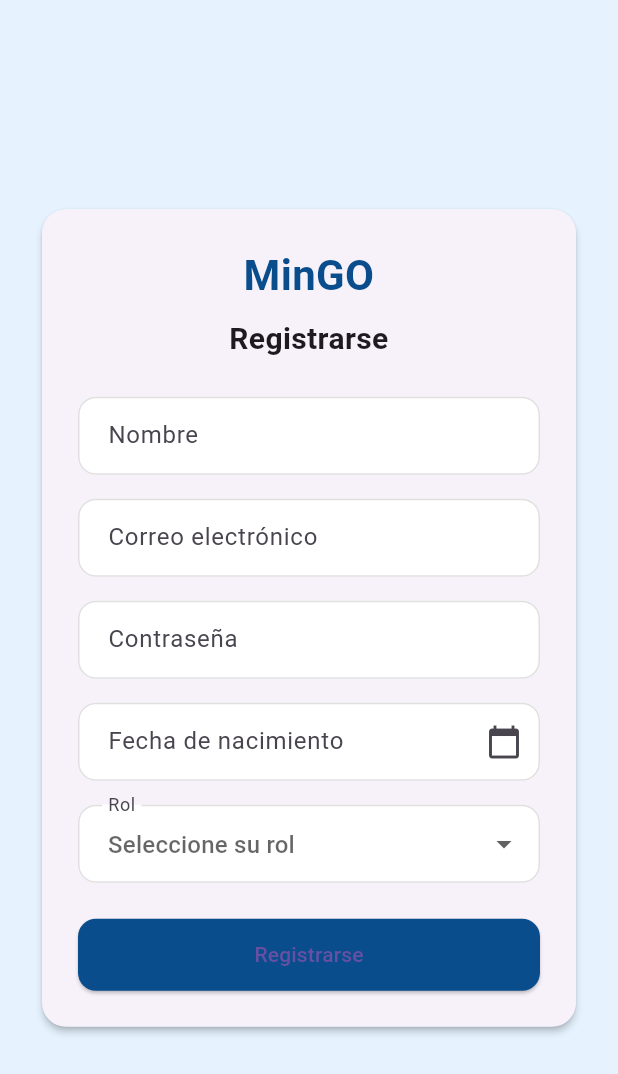
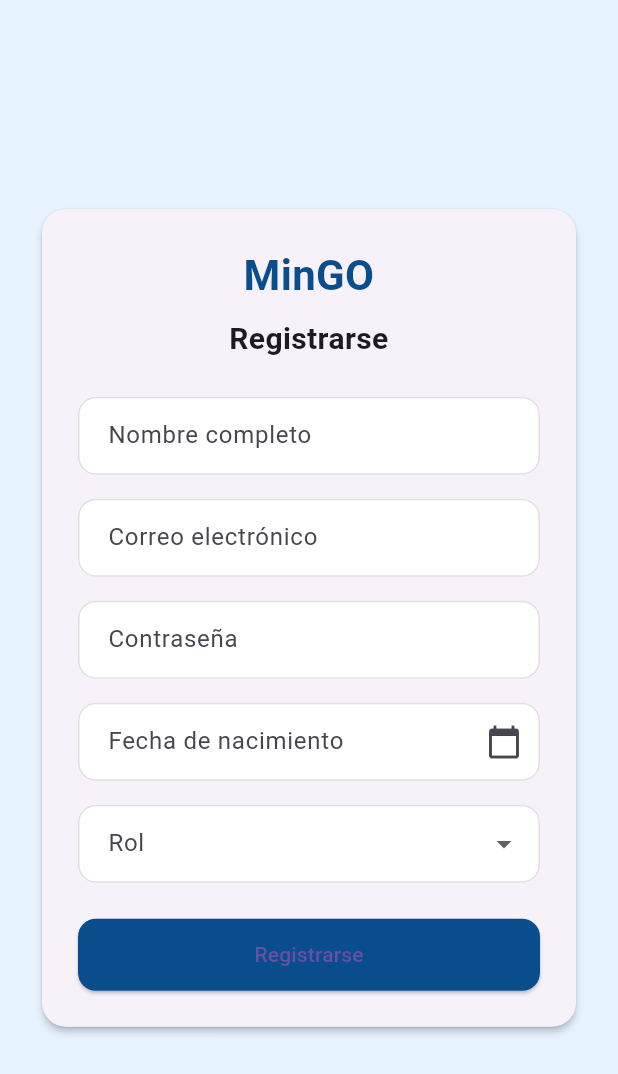
Before and after one commit to MatSosa1/MinGO_mobile_app, a Flutter app: the screen it shows after launch, after a tap on "Iniciar Sesión", after a tap on "¿No tienes cuenta? Registrarse", on a phone screen of 412 x 824 dp. Shown: the top 1074 px of the screen. Run offline on Flutter 3.47's test engine with Material 3 defaults, Android fonts, the phone set to English and light mode, and no system bars; accounts and stored records are empty.

Commit message:
fix(ui): integrar AuthProvider y corregir roles/campos en formularios

```diff
--- a/lib/main.dart
+++ b/lib/main.dart
@@ -1,9 +1,39 @@
 import 'package:flutter/material.dart';
-import 'pages/login_page.dart';
-import 'pages/register_page.dart';
+import 'package:mingo/src/presentation/pages/login_page.dart';
+import 'package:mingo/src/presentation/pages/register_page.dart';
+import 'package:provider/provider.dart';
+import 'src/data/datasources/api_datasource.dart';
+import 'src/data/repositories/user_repository_impl.dart';
+import 'src/domain/usecases/auth_usecases.dart';
+import 'src/presentation/providers/auth_provider.dart';
+
 
 void main() {
-  runApp(MyApp());
+  runApp(const AppState());
+}
+
+class AppState extends StatelessWidget {
+  const AppState({super.key});
+
+  @override
+  Widget build(BuildContext context) {
+    final apiDatasource = APIDatasource();
+    final userRepository = UserRepositoryImpl(datasource: apiDatasource);
+    final loginUseCase = LoginUserUseCase(userRepository);
+    final registerUseCase = RegisterUserUseCase(userRepository);
+
+    return MultiProvider(
+      providers: [
+        ChangeNotifierProvider(
+          create: (_) => AuthProvider(
+            loginUseCase: loginUseCase,
+            registerUseCase: registerUseCase
+          ),
+        ),
+      ],
+      child: const MyApp(),
+    );
+  }
 }
 
 class MyApp extends StatelessWidget {
@@ -13,10 +43,11 @@ class MyApp extends StatelessWidget {
   Widget build(BuildContext context) {
     return MaterialApp(
       debugShowCheckedModeBanner: false,
+      title: 'MinGO',
       initialRoute: '/login',
       routes: {
-        '/login': (_) => LoginPage(),
-        '/register': (_) => RegisterPage(),
+        '/login': (_) => const LoginPage(),
+        '/register': (_) => const RegisterPage(),
       },
     );
   }
--- /dev/null
+++ b/lib/src/presentation/pages/login_page.dart
@@ -0,0 +1,168 @@
+import 'package:flutter/material.dart';
+import 'package:mingo/src/presentation/providers/auth_provider.dart';
+import 'package:provider/provider.dart';
+
+class LoginPage extends StatefulWidget {
+  const LoginPage({super.key});
+
+  @override
+  State<LoginPage> createState() => _LoginPageState();
+}
+
+class _LoginPageState extends State<LoginPage> {
+  final _formKey = GlobalKey<FormState>();
+  final _emailCtrl = TextEditingController();
+  final _passwordCtrl = TextEditingController();
+
+  @override
+  void dispose() {
+    _emailCtrl.dispose();
+    _passwordCtrl.dispose();
+    super.dispose();
+  }
+
+  void _submit() async {
+    if (!(_formKey.currentState?.validate() ?? false)) return;
+
+    final authProvider = Provider.of<AuthProvider>(context, listen: false);
+
+    final success = await authProvider.login(
+      _emailCtrl.text.trim(),
+      _passwordCtrl.text,
+    );
+
+    if (!mounted) return;
+
+    if (success) {
+      ScaffoldMessenger.of(context).showSnackBar(
+        SnackBar(content: Text('Bienvenido ${authProvider.currentUser?.name}')),
+      );
+      // Aquí iría la navegación: Navigator.pushReplacementNamed(context, '/home');
+    } else {
+      ScaffoldMessenger.of(context).showSnackBar(
+        SnackBar(
+          content: Text(authProvider.errorMessage ?? 'Error desconocido'),
+          backgroundColor: Colors.red,
+        ),
+      );
+    }
+  }
+
+  InputDecoration _decor(String label, {String? hint, Widget? suffixIcon}) {
+    return InputDecoration(
+      labelText: label,
+      hintText: hint,
+      filled: true,
+      fillColor: Colors.white,
+      contentPadding: const EdgeInsets.symmetric(horizontal: 16, vertical: 14),
+      border: OutlineInputBorder(borderRadius: BorderRadius.circular(12)),
+      enabledBorder: OutlineInputBorder(
+        borderRadius: BorderRadius.circular(12),
+        borderSide: const BorderSide(color: Color(0xFFE0E0E0)),
+      ),
+      suffixIcon: suffixIcon,
+    );
+  }
+
+  @override
+  Widget build(BuildContext context) {
+    final isLoading = context.watch<AuthProvider>().isLoading;
+
+    return Scaffold(
+      backgroundColor: const Color(0xFFE6F3FF),
+      body: SafeArea(
+        child: Center(
+          child: SingleChildScrollView(
+            padding: const EdgeInsets.all(24),
+            child: ConstrainedBox(
+              constraints: const BoxConstraints(maxWidth: 480),
+              child: Card(
+                elevation: 2,
+                shape: RoundedRectangleBorder(
+                  borderRadius: BorderRadius.circular(16),
+                ),
+                child: Padding(
+                  padding: const EdgeInsets.all(24),
+                  child: Form(
+                    key: _formKey,
+                    child: Column(
+                      crossAxisAlignment: CrossAxisAlignment.stretch,
+                      children: [
+                        const Text(
+                          'MinGO',
+                          textAlign: TextAlign.center,
+                          style: TextStyle(
+                            fontSize: 28,
+                            fontWeight: FontWeight.bold,
+                            color: Color(0xFF0A4D8C),
+                          ),
+                        ),
+                        const SizedBox(height: 8),
+                        const Text(
+                          'Iniciar Sesión',
+                          textAlign: TextAlign.center,
+                          style: TextStyle(
+                            fontSize: 20,
+                            fontWeight: FontWeight.w600,
+                          ),
+                        ),
+                        const SizedBox(height: 24),
+
+                        TextFormField(
+                          controller: _emailCtrl,
+                          keyboardType: TextInputType.emailAddress,
+                          textInputAction: TextInputAction.next,
+                          decoration: _decor('Correo electrónico', hint: 'ejemplo@correo.com'),
+                          validator: (v) {
+                            if (v == null || v.isEmpty) return 'El correo es obligatorio';
+                            if (!v.contains('@')) return 'Ingrese un correo válido';
+                            return null;
+                          },
+                        ),
+                        const SizedBox(height: 16),
+
+                        TextFormField(
+                          controller: _passwordCtrl,
+                          obscureText: true,
+                          textInputAction: TextInputAction.done,
+                          decoration: _decor('Contraseña', hint: 'Ingrese su contraseña'),
+                          validator: (v) {
+                            if (v == null || v.isEmpty) return 'La contraseña es obligatoria';
+                            return null;
+                          },
+                        ),
+                        const SizedBox(height: 24),
+
+                        SizedBox(
+                          height: 48,
+                          child: ElevatedButton(
+                            onPressed: isLoading ? null : _submit,
+                            style: ElevatedButton.styleFrom(
+                              backgroundColor: const Color(0xFF0A4D8C),
+                              shape: RoundedRectangleBorder(
+                                borderRadius: BorderRadius.circular(12),
+                              ),
+                            ),
+                            child: isLoading
+                                ? const SizedBox(width: 24, height: 24, child: CircularProgressIndicator(color: Colors.white, strokeWidth: 2))
+                                : const Text('Iniciar Sesión'),
+                          ),
+                        ),
+
+                        const SizedBox(height: 16),
+                        TextButton(
+                          onPressed: () => Navigator.pushNamed(context, '/register'),
+                          child: const Text('¿No tienes cuenta? Registrarse'),
+                        ),
+                      ],
+                    ),
+                  ),
+                ),
+              ),
+            ),
+          ),
+        ),
+      ),
+    );
+  }
+}
--- /dev/null
+++ b/lib/src/presentation/pages/register_page.dart
@@ -0,0 +1,228 @@
+import 'package:flutter/material.dart';
+import 'package:intl/intl.dart';
+import 'package:mingo/src/data/models/user_model.dart';
+import 'package:mingo/src/presentation/providers/auth_provider.dart';
+import 'package:provider/provider.dart';
+
+class RegisterPage extends StatefulWidget {
+  const RegisterPage({super.key});
+
+  @override
+  State<RegisterPage> createState() => _RegisterPageState();
+}
+
+class _RegisterPageState extends State<RegisterPage> {
+  final _formKey = GlobalKey<FormState>();
+
+  final _nameCtrl = TextEditingController();
+  final _emailCtrl = TextEditingController();
+  final _passwordCtrl = TextEditingController();
+  final _dobCtrl = TextEditingController();
+
+  String? _role;
+  DateTime? _dob;
+
+  final _roles = const ['Padre', 'Docente'];
+
+  @override
+  void dispose() {
+    _nameCtrl.dispose();
+    _emailCtrl.dispose();
+    _passwordCtrl.dispose();
+    _dobCtrl.dispose();
+    super.dispose();
+  }
+
+  Future<void> _pickDate() async {
+    final now = DateTime.now();
+    final initial = _dob ?? DateTime(now.year - 18, now.month, now.day);
+    final first = DateTime(1900);
+    final last = now;
+
+    final picked = await showDatePicker(
+      context: context,
+      initialDate: initial,
+      firstDate: first,
+      lastDate: last,
+      locale: const Locale('es'),
+      helpText: 'Fecha de nacimiento',
+    );
+
+    if (picked != null) {
+      setState(() {
+        _dob = picked;
+        _dobCtrl.text = DateFormat('dd/MM/yyyy').format(picked);
+      });
+    }
+  }
+
+  void _submit() async {
+    if (!(_formKey.currentState?.validate() ?? false)) return;
+    if (_dob == null) {
+      ScaffoldMessenger.of(context).showSnackBar(
+        const SnackBar(content: Text('Por favor seleccione su fecha de nacimiento')),
+      );
+      return;
+    }
+
+    final newUser = UserModel(
+      name: _nameCtrl.text.trim(),
+      email: _emailCtrl.text.trim(),
+      password: _passwordCtrl.text,
+      birthDate: _dob!,
+      role: _role!,
+    );
+
+    final authProvider = Provider.of<AuthProvider>(context, listen: false);
+    final success = await authProvider.register(newUser);
+
+    if (!mounted) return;
+
+    if (success) {
+      ScaffoldMessenger.of(context).showSnackBar(
+        const SnackBar(content: Text('Registro exitoso. Puede iniciar sesión.')),
+      );
+      Navigator.pop(context);
+    } else {
+      ScaffoldMessenger.of(context).showSnackBar(
+        SnackBar(
+          content: Text(authProvider.errorMessage ?? 'Error en el registro'),
+          backgroundColor: Colors.red,
+        ),
+      );
+    }
+  }
+
+  InputDecoration _decor(String label, {String? hint, Widget? suffixIcon}) {
+    return InputDecoration(
+      labelText: label,
+      hintText: hint,
+      filled: true,
+      fillColor: Colors.white,
+      contentPadding: const EdgeInsets.symmetric(horizontal: 16, vertical: 14),
+      border: OutlineInputBorder(borderRadius: BorderRadius.circular(12)),
+      enabledBorder: OutlineInputBorder(
+        borderRadius: BorderRadius.circular(12),
+        borderSide: const BorderSide(color: Color(0xFFE0E0E0)),
+      ),
+      suffixIcon: suffixIcon,
+    );
+  }
+
+  @override
+  Widget build(BuildContext context) {
+    final isLoading = context.watch<AuthProvider>().isLoading;
+
+    return Scaffold(
+      backgroundColor: const Color(0xFFE6F3FF),
+      body: SafeArea(
+        child: Center(
+          child: SingleChildScrollView(
+            padding: const EdgeInsets.all(24),
+            child: ConstrainedBox(
+              constraints: const BoxConstraints(maxWidth: 480),
+              child: Card(
+                elevation: 2,
+                shape: RoundedRectangleBorder(borderRadius: BorderRadius.circular(16)),
+                child: Padding(
+                  padding: const EdgeInsets.all(24),
+                  child: Form(
+                    key: _formKey,
+                    child: Column(
+                      crossAxisAlignment: CrossAxisAlignment.stretch,
+                      children: [
+                        const Text(
+                          'MinGO',
+                          textAlign: TextAlign.center,
+                          style: TextStyle(fontSize: 28, fontWeight: FontWeight.bold, color: Color(0xFF0A4D8C)),
+                        ),
+                        const SizedBox(height: 8),
+                        const Text(
+                          'Registrarse',
+                          textAlign: TextAlign.center,
+                          style: TextStyle(fontSize: 20, fontWeight: FontWeight.w600),
+                        ),
+                        const SizedBox(height: 24),
+
+                        // Campo Nombre
+                        TextFormField(
+                          controller: _nameCtrl,
+                          textInputAction: TextInputAction.next,
+                          decoration: _decor('Nombre completo'),
+                          validator: (v) => (v?.trim().isEmpty ?? true) ? 'El nombre es obligatorio' : null,
+                        ),
+                        const SizedBox(height: 16),
+
+                        TextFormField(
+                          controller: _emailCtrl,
+                          keyboardType: TextInputType.emailAddress,
+                          textInputAction: TextInputAction.next,
+                          decoration: _decor('Correo electrónico'),
+                          validator: (v) {
+                            if (v?.trim().isEmpty ?? true) return 'El correo es obligatorio';
+                            if (!v!.contains('@')) return 'Correo inválido';
+                            return null;
+                          },
+                        ),
+                        const SizedBox(height: 16),
+
+                        TextFormField(
+                          controller: _passwordCtrl,
+                          obscureText: true,
+                          textInputAction: TextInputAction.next,
+                          decoration: _decor('Contraseña'),
+                          validator: (v) {
+                            if (v?.isEmpty ?? true) return 'La contraseña es obligatoria';
+                            if (v!.length < 8) return 'Mínimo 8 caracteres';
+                            return null;
+                          },
+                        ),
+                        const SizedBox(height: 16),
+
+                        GestureDetector(
+                          onTap: _pickDate,
+                          child: AbsorbPointer(
+                            child: TextFormField(
+                              controller: _dobCtrl,
+                              decoration: _decor('Fecha de nacimiento', suffixIcon: const Icon(Icons.calendar_today)),
+                              validator: (_) => _dob == null ? 'Obligatorio' : null,
+                            ),
+                          ),
+                        ),
+                        const SizedBox(height: 16),
+
+                        // Campo Rol [RF1]
+                        DropdownButtonFormField<String>(
+                          initialValue: _role,
+                          items: _roles.map((r) => DropdownMenuItem(value: r, child: Text(r))).toList(),
+                          decoration: _decor('Rol'),
+                          onChanged: (v) => setState(() => _role = v),
+                          validator: (v) => v == null ? 'Seleccione un rol' : null,
+                        ),
+                        const SizedBox(height: 24),
+
+                        SizedBox(
+                          height: 48,
+                          child: ElevatedButton(
+                            onPressed: isLoading ? null : _submit,
+                            style: ElevatedButton.styleFrom(
+                              backgroundColor: const Color(0xFF0A4D8C),
+                              shape: RoundedRectangleBorder(borderRadius: BorderRadius.circular(12)),
+                            ),
+                            child: isLoading
+                                ? const SizedBox(width: 24, height: 24, child: CircularProgressIndicator(color: Colors.white, strokeWidth: 2))
+                                : const Text('Registrarse'),
+                          ),
+                        ),
+                      ],
+                    ),
+                  ),
+                ),
+              ),
+            ),
+          ),
+        ),
+      ),
+    );
+  }
+}
```
Also changed, not shown: lib/src/presentation/login_view.dart (deleted, +0 -57 lines).
